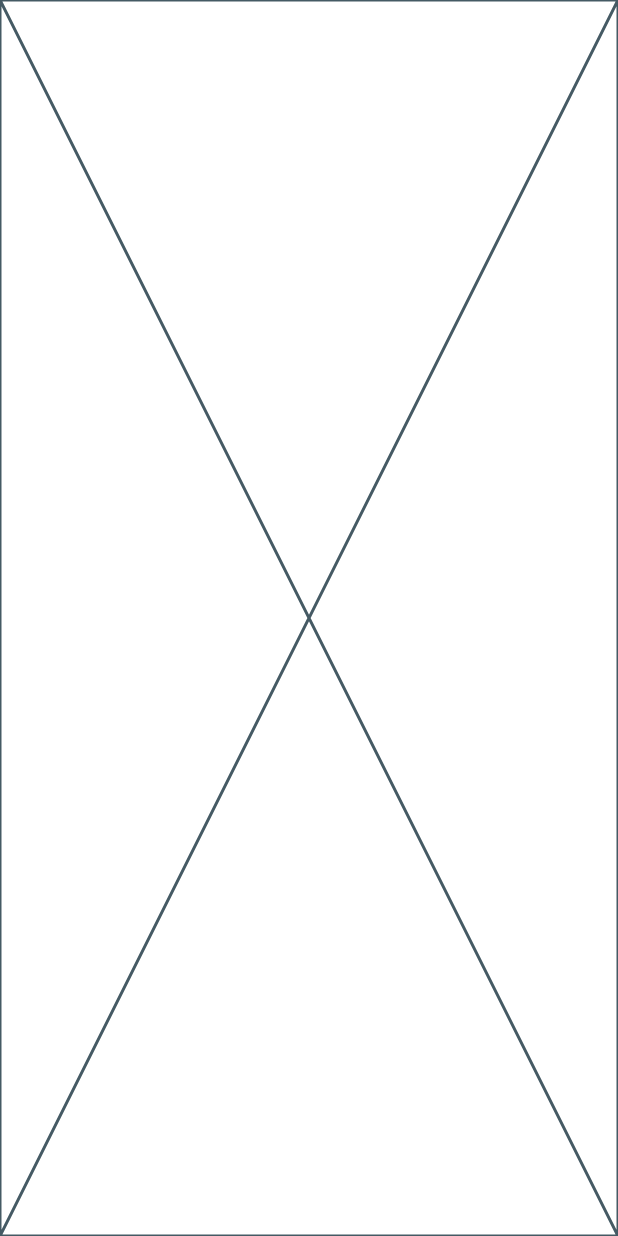
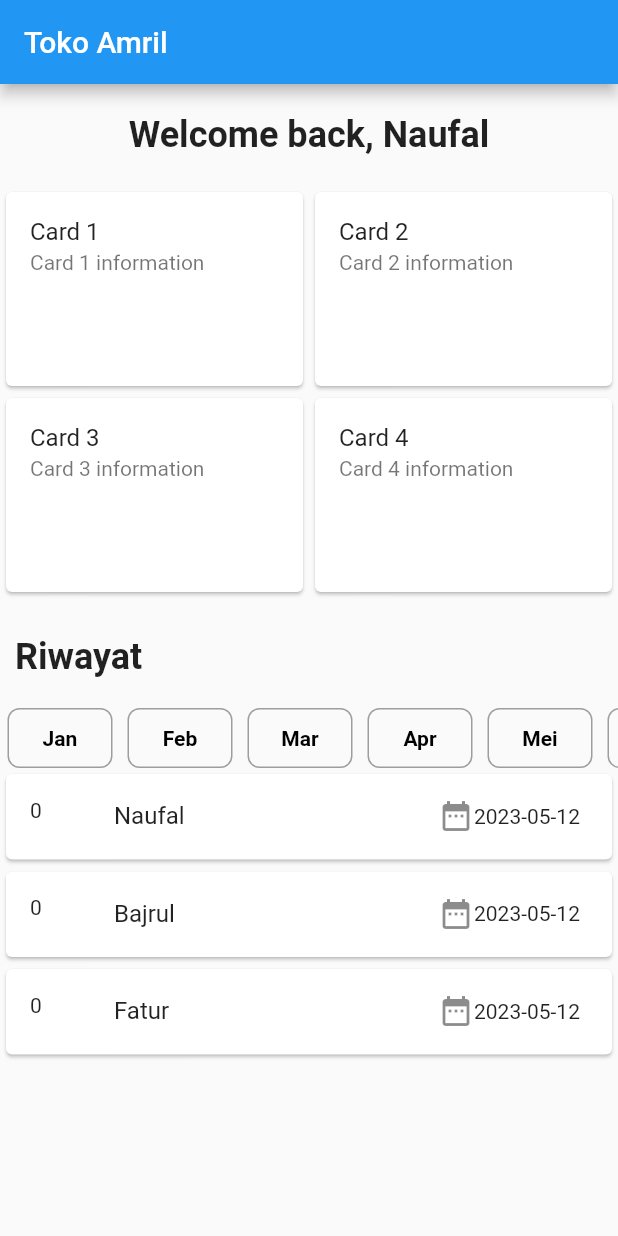
Before and after one commit to ryumoon88/project-3-admin, a Flutter app: the screen it shows after launch, on a phone screen of 412 x 824 dp. Run offline on Flutter 3.47's test engine with Material 2 defaults, Android fonts, the phone set to English and light mode, and no system bars.

Commit message:
Add homescreen page

```diff
--- /dev/null
+++ b/lib/home_screen.dart
@@ -0,0 +1,168 @@
+import 'package:flutter/material.dart';
+import 'package:project/models/card_info.dart';
+import 'package:project/models/history_info.dart';
+import 'package:project/models/item_info.dart';
+import 'package:project/widgets/expandable_history_card.dart';
+
+class HomeScreen extends StatefulWidget {
+  const HomeScreen({super.key});
+
+  @override
+  State<HomeScreen> createState() => _HomeScreenState();
+}
+
+class _HomeScreenState extends State<HomeScreen> {
+  List<CardInfo> cardInfoList = [
+    CardInfo(title: 'Card 1', subtitle: 'Card 1 information'),
+    CardInfo(title: 'Card 2', subtitle: 'Card 2 information'),
+    CardInfo(title: 'Card 3', subtitle: 'Card 3 information'),
+    CardInfo(title: 'Card 4', subtitle: 'Card 4 information'),
+  ];
+
+  List<ItemInfo> itemInfoList1 = [
+    const ItemInfo(name: "Kemeja Putih", amount: 2, color: Colors.white),
+    const ItemInfo(name: "Kemeja Hitam", amount: 2, color: Colors.black),
+  ];
+  List<ItemInfo> itemInfoList2 = [
+    const ItemInfo(name: "Kemeja Putih", amount: 2, color: Colors.white),
+    const ItemInfo(name: "Kemeja Hijau", amount: 2, color: Colors.green),
+    const ItemInfo(name: "Kemeja Hitam", amount: 2, color: Colors.black),
+  ];
+  List<ItemInfo> itemInfoList3 = [
+    const ItemInfo(name: "Kemeja Putih", amount: 2, color: Colors.white),
+    const ItemInfo(name: "Kemeja Hijau", amount: 2, color: Colors.green),
+    const ItemInfo(name: "Kemeja Hitam", amount: 2, color: Colors.black),
+    const ItemInfo(name: "Kemeja Putih", amount: 2, color: Colors.white),
+    const ItemInfo(name: "Kemeja Hijau", amount: 2, color: Colors.green),
+    const ItemInfo(name: "Kemeja Hitam", amount: 2, color: Colors.black),
+    const ItemInfo(name: "Kemeja Putih", amount: 2, color: Colors.white),
+    const ItemInfo(name: "Kemeja Hijau", amount: 2, color: Colors.green),
+    const ItemInfo(name: "Kemeja Hitam", amount: 2, color: Colors.black),
+    const ItemInfo(name: "Kemeja Putih", amount: 2, color: Colors.white),
+    const ItemInfo(name: "Kemeja Hijau", amount: 2, color: Colors.green),
+    const ItemInfo(name: "Kemeja Hitam", amount: 2, color: Colors.black),
+  ];
+
+  late List<HistoryInfo> historyInfoList = [
+    HistoryInfo(
+        id: 0, name: "Naufal", date: DateTime.now(), items: itemInfoList1),
+    HistoryInfo(
+        id: 0, name: "Bajrul", date: DateTime.now(), items: itemInfoList2),
+    HistoryInfo(
+        id: 0, name: "Fatur", date: DateTime.now(), items: itemInfoList3)
+  ];
+
+  List<String> months = [
+    "Jan",
+    "Feb",
+    "Mar",
+    "Apr",
+    "Mei",
+    "Jun",
+    "Jul",
+    "Aug",
+    "Sep",
+    "Okt",
+    "Nov",
+    "Des"
+  ];
+
+  @override
+  Widget build(BuildContext context) {
+    return Scaffold(
+      appBar: AppBar(
+        title: const Text("Toko Amril"),
+      ),
+      body: SingleChildScrollView(
+        child: Column(
+          crossAxisAlignment: CrossAxisAlignment.start,
+          mainAxisSize: MainAxisSize.min,
+          children: [
+            const SizedBox(
+              height: 20,
+            ),
+            const Center(
+              child: Text(
+                "Welcome back, Naufal",
+                style: TextStyle(
+                  fontSize: 24,
+                  fontWeight: FontWeight.bold,
+                ),
+              ),
+            ),
+            const SizedBox(
+              height: 20,
+            ),
+            SizedBox(
+              height: 300,
+              child: GridView.count(
+                crossAxisCount: 2,
+                childAspectRatio: (.3 / .2),
+                shrinkWrap: true,
+                physics: const NeverScrollableScrollPhysics(),
+                children: cardInfoList.map(
+                  (CardInfo cardInfo) {
+                    return Card(
+                      child: ListTile(
+                        title: Text(cardInfo.title),
+                        subtitle: Text(cardInfo.subtitle),
+                      ),
+                    );
+                  },
+                ).toList(),
+              ),
+            ),
+            const Padding(
+              padding: EdgeInsets.only(left: 10),
+              child: Text(
+                "Riwayat",
+                style: TextStyle(fontSize: 24, fontWeight: FontWeight.bold),
+              ),
+            ),
+            const SizedBox(
+              height: 20,
+            ),
+            SizedBox(
+              height: 40,
+              child: ListView.builder(
+                itemCount: months.length,
+                scrollDirection: Axis.horizontal,
+                itemBuilder: (context, index) {
+                  return Container(
+                    width: 70,
+                    margin: const EdgeInsets.only(left: 5, right: 5),
+                    decoration: BoxDecoration(
+                      border: Border.all(
+                        color: Colors.grey, // Specify the border color
+                        width: 1.0, // Specify the border width
+                      ),
+                      borderRadius: BorderRadius.circular(
+                          8.0), // Specify the border radius
+                    ),
+                    child: TextButton(
+                      onPressed: () => {},
+                      child: Text(
+                        months[index],
+                        style: const TextStyle(
+                          fontWeight: FontWeight.bold,
+                          fontSize: 14,
+                          color: Colors.black,
+                        ),
+                      ),
+                    ),
+                  );
+                },
+              ),
+            ),
+            // for (var i = 0; i < months.length; i++)
+            //   ListTile(
+            //     title: Text(months[i]),
+            //   )
+            for (var i = 0; i < historyInfoList.length; i++)
+              ExpandableHistoryCard(historyInfo: historyInfoList[i])
+          ],
+        ),
+      ),
+    );
+  }
+}
--- a/lib/main.dart
+++ b/lib/main.dart
@@ -1,4 +1,5 @@
 import 'package:flutter/material.dart';
+import 'package:project/home_screen.dart';
 
 void main() {
   runApp(const MyApp());
@@ -9,6 +10,9 @@ class MyApp extends StatelessWidget {
 
   @override
   Widget build(BuildContext context) {
-    return const Placeholder();
+    return MaterialApp(
+      debugShowCheckedModeBanner: false,
+      home: HomeScreen(),
+    );
   }
 }
--- /dev/null
+++ b/lib/models/card_info.dart
@@ -0,0 +1,9 @@
+class CardInfo {
+  final String title;
+  final String subtitle;
+
+  const CardInfo({
+    required this.title,
+    required this.subtitle,
+  });
+}
--- /dev/null
+++ b/lib/models/history_info.dart
@@ -0,0 +1,15 @@
+import 'package:project/models/item_info.dart';
+
+class HistoryInfo {
+  final int id;
+  final String name;
+  final DateTime date;
+  final List<ItemInfo> items;
+
+  HistoryInfo({
+    required this.id,
+    required this.name,
+    required this.date,
+    required this.items,
+  });
+}
--- /dev/null
+++ b/lib/models/item_info.dart
@@ -0,0 +1,9 @@
+import 'package:flutter/material.dart';
+
+class ItemInfo {
+  final String name;
+  final int amount;
+  final Color? color;
+
+  const ItemInfo({required this.name, required this.amount, this.color});
+}
--- /dev/null
+++ b/lib/widgets/expandable_history_card.dart
@@ -0,0 +1,94 @@
+import 'dart:async';
+
+import 'package:flutter/material.dart';
+import 'package:intl/intl.dart';
+import 'package:project/models/history_info.dart';
+import 'package:project/widgets/item_history_info.dart';
+
+class ExpandableHistoryCard extends StatefulWidget {
+  const ExpandableHistoryCard({super.key, required this.historyInfo});
+
+  final HistoryInfo historyInfo;
+
+  @override
+  _ExpandableHistoryCardState createState() => _ExpandableHistoryCardState();
+}
+
+class _ExpandableHistoryCardState extends State<ExpandableHistoryCard> {
+  bool isExpanded = false;
+  bool showItems = false;
+
+  void toggleExpansion() {
+    setState(() {
+      if (isExpanded) showItems = !showItems;
+      isExpanded = !isExpanded;
+
+      if (isExpanded) {
+        Timer(
+          const Duration(milliseconds: 400),
+          () {
+            setState(() {
+              showItems = !showItems;
+            });
+          },
+        );
+      }
+    });
+  }
+
+  @override
+  Widget build(BuildContext context) {
+    return GestureDetector(
+      onTap: toggleExpansion,
+      child: AnimatedContainer(
+          duration: const Duration(milliseconds: 300),
+          height: isExpanded
+              ? (widget.historyInfo.items.length * 30) + 100
+              : 65, // Specify the expanded and collapsed heights
+          child: Card(
+            child: Column(
+              children: [
+                ListTile(
+                  leading: Text(widget.historyInfo.id.toString()),
+                  title: Text(widget.historyInfo.name),
+                  trailing: SizedBox(
+                    width: 100,
+                    child: Row(
+                      children: [
+                        const Icon(Icons.date_range),
+                        Text(
+                          DateFormat("yyyy-MM-dd")
+                              .format(widget.historyInfo.date),
+                        ),
+                      ],
+                    ),
+                  ),
+                ),
+                if (showItems)
+                  for (int i = 0; i < widget.historyInfo.items.length; i++)
+                    ItemHistoryInfo(itemInfo: widget.historyInfo.items[i]),
+                showItems
+                    ? Padding(
+                        padding: EdgeInsets.only(left: 10, right: 10),
+                        child: Column(
+                          children: [
+                            const SizedBox(
+                              height: 10,
+                            ),
+                            Row(
+                              mainAxisAlignment: MainAxisAlignment.spaceBetween,
+                              children: const [
+                                Text("Total"),
+                                Text("Rp. 200.000,00")
+                              ],
+                            ),
+                          ],
+                        ),
+                      )
+                    : const SizedBox.shrink()
+              ],
+            ),
+          )),
+    );
+  }
+}
--- /dev/null
+++ b/lib/widgets/item_history_info.dart
@@ -0,0 +1,37 @@
+import 'package:flutter/material.dart';
+import 'package:project/models/item_info.dart';
+
+class ItemHistoryInfo extends StatelessWidget {
+  final ItemInfo itemInfo;
+
+  const ItemHistoryInfo({super.key, required this.itemInfo});
+
+  @override
+  Widget build(BuildContext context) {
+    return Container(
+      height: 20,
+      margin: const EdgeInsets.only(top: 5, bottom: 5),
+      padding: const EdgeInsets.only(left: 10, right: 10),
+      child: Row(
+        children: [
+          Text("${itemInfo.amount}x"),
+          const SizedBox(
+            width: 10,
+          ),
+          Container(
+            width: 20,
+            height: 20,
+            decoration: BoxDecoration(
+              shape: BoxShape.circle,
+              color: itemInfo.color,
+            ),
+          ),
+          const SizedBox(
+            width: 10,
+          ),
+          Text(itemInfo.name),
+        ],
+      ),
+    );
+  }
+}
--- a/pubspec.yaml
+++ b/pubspec.yaml
@@ -35,6 +35,7 @@ dependencies:
   # The following adds the Cupertino Icons font to your application.
   # Use with the CupertinoIcons class for iOS style icons.
   cupertino_icons: ^1.0.2
+  intl: ^0.18.1
 
 dev_dependencies:
   flutter_test:
```
Also changed, not shown: pubspec.lock.
